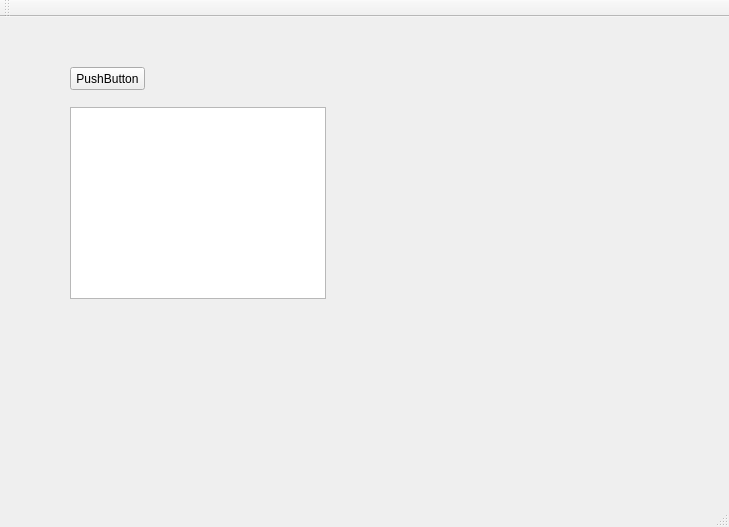
First picture: the form in mainwindow.ui, repository moguriso/gawa_sample, before the edit.
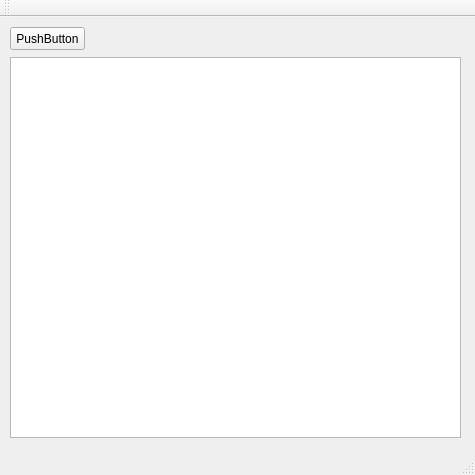
Second picture: the form after the edit.

Commit message: simple mode

```diff
--- a/mainwindow.ui
+++ b/mainwindow.ui
@@ -6,8 +6,8 @@
    <rect>
     <x>0</x>
     <y>0</y>
-    <width>729</width>
-    <height>527</height>
+    <width>475</width>
+    <height>475</height>
    </rect>
   </property>
   <property name="windowTitle">
@@ -17,8 +17,8 @@
    <widget class="QPushButton" name="pushButton">
     <property name="geometry">
      <rect>
-      <x>70</x>
-      <y>50</y>
+      <x>10</x>
+      <y>10</y>
       <width>75</width>
       <height>23</height>
      </rect>
@@ -30,10 +30,10 @@
    <widget class="QGraphicsView" name="graphicsView">
     <property name="geometry">
      <rect>
-      <x>70</x>
-      <y>90</y>
-      <width>256</width>
-      <height>192</height>
+      <x>10</x>
+      <y>40</y>
+      <width>451</width>
+      <height>381</height>
      </rect>
     </property>
    </widget>
```
Left out of the diff: 2 changed lines with no effect on the pictures. The commit also changes 2 other files.
